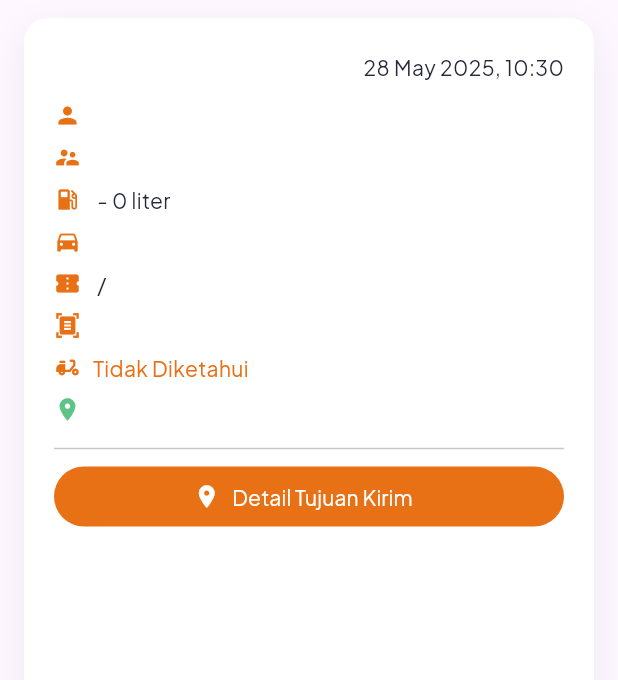
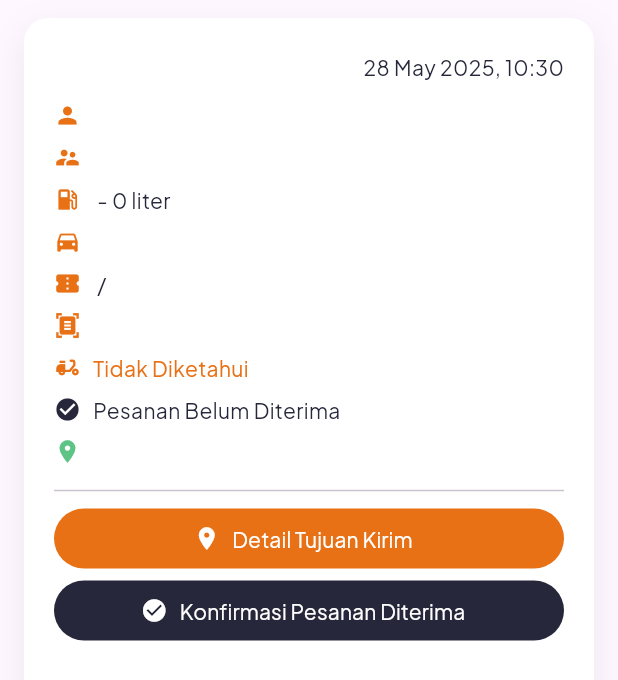
Before and after one commit to ahmdsk/TruckTrack, a Flutter app: the CardPesananCostumer widget shown alone on an empty page, opened directly with empty values, on a phone screen of 412 x 824 dp. Shown: the top 680 px of the screen. Run offline on Flutter 3.47's test engine with Material 3 defaults, Android fonts, the phone set to English and light mode, and no system bars; our stand-ins replace dio, flutter_feather_icons, get, get_it, google_fonts, shared_preferences and 1 more; missing offline and left inert: mapbox_maps_flutter; accounts and stored records are empty; network calls fail.

Commit message:
feat: add telahDiterima field to CekPesananCostumer and Pesanan models; implement konfirmasiPesanan method in OrderService; enhance views to display delivery status and confirmation button

```diff
--- a/lib/app/models/cek_pesanan_costumer.dart
+++ b/lib/app/models/cek_pesanan_costumer.dart
@@ -20,7 +20,8 @@ class CekPesananCostumer {
     required this.driver,
     required this.manager,
     required this.tujuanKirim,
-    required this.kendaraan
+    required this.kendaraan,
+    required this.telahDiterima
   });
 
   final int id;
@@ -40,6 +41,7 @@ class CekPesananCostumer {
   final User? manager;
   final List<TujuanKirim> tujuanKirim;
   final Kendaraan? kendaraan;
+  final int telahDiterima;
 
   factory CekPesananCostumer.fromJson(Map<String, dynamic> json) {
     return CekPesananCostumer(
@@ -68,6 +70,7 @@ class CekPesananCostumer {
       kendaraan: json["kendaraan"] == null
           ? null
           : Kendaraan.fromJson(json["kendaraan"]),
+      telahDiterima: json["telah_diterima"].toString() == "1" ? 1 : 0
     );
   }
 }
--- a/lib/app/models/pesanan.dart
+++ b/lib/app/models/pesanan.dart
@@ -20,6 +20,7 @@ class Pesanan {
     required this.driver,
     required this.manager,
     required this.kendaraan,
+    required this.telahDiterima,
   });
 
   final int id;
@@ -39,6 +40,7 @@ class Pesanan {
   final User? driver;
   final User? manager;
   final Kendaraan? kendaraan;
+  final int telahDiterima;
 
   factory Pesanan.fromJson(Map<String, dynamic> json) {
     return Pesanan(
@@ -63,6 +65,7 @@ class Pesanan {
           json["kendaraan"] == null
               ? null
               : Kendaraan.fromJson(json["kendaraan"]),
+      telahDiterima: json["telah_diterima"] ?? 0,
     );
   }
 }
--- a/lib/app/modules/cek_pesanan/views/cek_pesanan_view.dart
+++ b/lib/app/modules/cek_pesanan/views/cek_pesanan_view.dart
@@ -4,6 +4,7 @@ import 'package:get/get.dart';
 import 'package:intl/intl.dart';
 import 'package:truck_track/app/models/cek_pesanan_costumer.dart';
 import 'package:truck_track/app/modules/jadwal_driver/views/jadwal_driver_view.dart';
+import 'package:truck_track/components/confirmation_dialog.dart';
 import 'package:truck_track/components/not_found_data.dart';
 import 'package:truck_track/core/themes/themes.dart';
 
@@ -142,11 +143,7 @@ class CardPesananCostumer extends StatelessWidget {
           // Kendaraan
           Row(
             children: [
-              Icon(
-                Icons.directions_car,
-                size: 18,
-                color: Themes.primaryColor,
-              ),
+              Icon(Icons.directions_car, size: 18, color: Themes.primaryColor),
               const SizedBox(width: 8),
               Expanded(
                 child: Text(
@@ -219,6 +216,34 @@ class CardPesananCostumer extends StatelessWidget {
                       (pesananCostumer.statusPesanan == 'selesai')
                           ? Themes.successColor
                           : Themes.primaryColor,
+                ),
+              ),
+            ],
+          ),
+          const SizedBox(height: 8),
+
+          // Status Diterima
+          Row(
+            children: [
+              Icon(
+                Icons.check_circle,
+                size: 18,
+                color:
+                    (pesananCostumer.telahDiterima == 1)
+                        ? Themes.successColor
+                        : Themes.darkColor,
+              ),
+              const SizedBox(width: 8),
+              Text(
+                pesananCostumer.telahDiterima == 1
+                    ? "Pesanan Sudah Diterima"
+                    : "Pesanan Belum Diterima",
+                style: Themes.bodyStyle.copyWith(
+                  fontSize: 14,
+                  color:
+                      (pesananCostumer.telahDiterima == 1)
+                          ? Themes.successColor
+                          : Themes.darkColor,
                 ),
               ),
             ],
@@ -397,6 +422,47 @@ class CardPesananCostumer extends StatelessWidget {
               ),
             ),
           ),
+          SizedBox(
+            width: double.infinity,
+            child: ElevatedButton.icon(
+              onPressed: () {
+                if (pesananCostumer.telahDiterima == 0) {
+                  ConfirmationDialog.show(
+                    title: 'Konfirmasi Pesanan Diterima',
+                    description:
+                        'Apakah anda yakin pesanan ini sudah diterima?',
+                    onConfirm: () {
+                      final controller = Get.find<CekPesananController>();
+                      controller.konfirmasiPesanan(
+                        pesananCostumer.id.toString(),
+                      );
+                    },
+                  );
+                }
+              },
+              icon: Icon(
+                Icons.check_circle,
+                size: 18,
+                color: Themes.whiteColor,
+              ),
+              label: Text(
+                // "Pesanan Diterima",
+                pesananCostumer.telahDiterima == 1
+                    ? "Pesanan Sudah Diterima"
+                    : "Konfirmasi Pesanan Diterima",
+                style: Themes.bodyStyle.copyWith(
+                  fontSize: 14,
+                  color: Themes.whiteColor,
+                ),
+              ),
+              style: ElevatedButton.styleFrom(
+                elevation: 0,
+                backgroundColor: pesananCostumer.telahDiterima == 1
+                    ? Themes.successColor
+                    : Themes.darkColor,
+              ),
+            ),
+          ),
         ],
       ),
     );
--- a/lib/services/order_service.dart
+++ b/lib/services/order_service.dart
@@ -41,4 +41,11 @@ class OrderService {
 
     return cekPesananList;
   }
+
+  Future<void> konfirmasiPesanan(String id) async {
+    final response = await ApiClient.post('/pesanan/konfirmasi/$id', data: {
+      'telah_diterima': true,
+    });
+    return response?.data;
+  }
 }
```
Also changed, not shown: lib/app/modules/cek_pesanan/controllers/cek_pesanan_controller.dart (+9 -0 lines), lib/app/modules/setting_order/views/setting_order_view.dart (+111 -0 lines).
